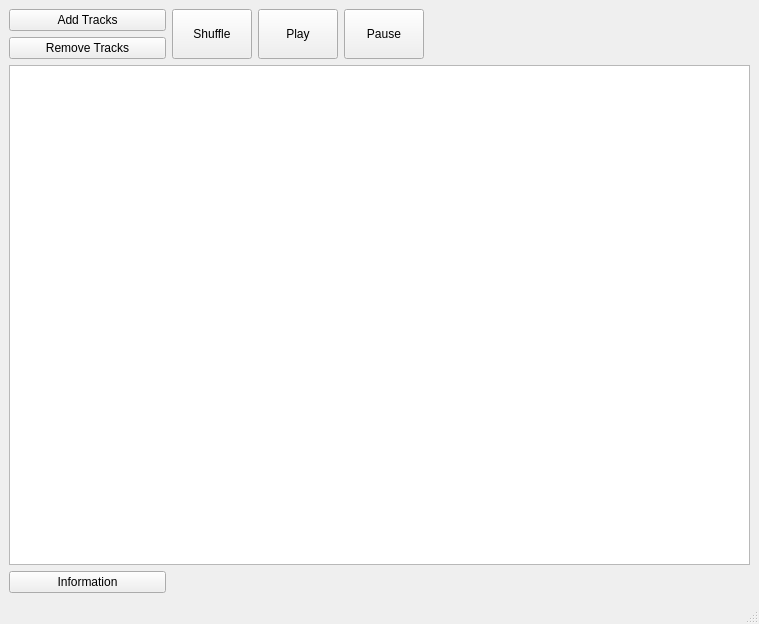
Ian2123/CS305-MusicPlayer, file mainwindow.ui: the form before one commit.
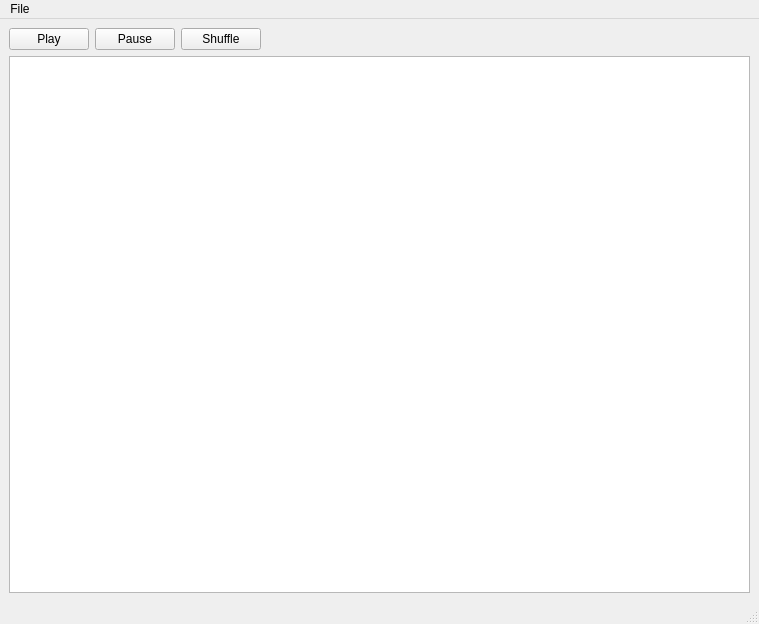
The form after the commit. Icons and pictures are not drawn.

```diff
--- a/mainwindow.ui
+++ b/mainwindow.ui
@@ -15,39 +15,11 @@
   </property>
   <widget class="QWidget" name="centralwidget">
    <layout class="QGridLayout" name="gridLayout_2">
+    <item row="1" column="0" colspan="4">
+     <widget class="QListWidget" name="tracklistWidget"/>
+    </item>
     <item row="0" column="0">
-     <layout class="QGridLayout" name="gridLayout_4">
-      <item row="0" column="0">
-       <widget class="QPushButton" name="addButton">
-        <property name="text">
-         <string>Add Tracks</string>
-        </property>
-       </widget>
-      </item>
-      <item row="1" column="0">
-       <widget class="QPushButton" name="remButton">
-        <property name="text">
-         <string>Remove Tracks</string>
-        </property>
-       </widget>
-      </item>
-     </layout>
-    </item>
-    <item row="0" column="1">
      <layout class="QHBoxLayout" name="horizontalLayout">
-      <item>
-       <widget class="QPushButton" name="shuffleButton">
-        <property name="sizePolicy">
-         <sizepolicy hsizetype="Minimum" vsizetype="Preferred">
-          <horstretch>0</horstretch>
-          <verstretch>0</verstretch>
-         </sizepolicy>
-        </property>
-        <property name="text">
-         <string>Shuffle</string>
-        </property>
-       </widget>
-      </item>
       <item>
        <widget class="QPushButton" name="playButton">
         <property name="sizePolicy">
@@ -74,18 +46,21 @@
         </property>
        </widget>
       </item>
+      <item>
+       <widget class="QPushButton" name="shuffleButton">
+        <property name="sizePolicy">
+         <sizepolicy hsizetype="Minimum" vsizetype="Preferred">
+          <horstretch>0</horstretch>
+          <verstretch>0</verstretch>
+         </sizepolicy>
+        </property>
+        <property name="text">
+         <string>Shuffle</string>
+        </property>
+       </widget>
+      </item>
      </layout>
     </item>
-    <item row="1" column="0" colspan="4">
-     <widget class="QListWidget" name="tracklistWidget"/>
-    </item>
-    <item row="2" column="0">
-     <widget class="QPushButton" name="infoButton">
-      <property name="text">
-       <string>Information</string>
-      </property>
-     </widget>
-    </item>
    </layout>
   </widget>
   <widget class="QMenuBar" name="menubar">
@@ -97,8 +72,60 @@
      <height>21</height>
     </rect>
    </property>
+   <widget class="QMenu" name="menuTrack">
+    <property name="title">
+     <string>File</string>
+    </property>
+    <addaction name="actionAdd"/>
+    <addaction name="actionRemove"/>
+    <addaction name="actionOpen_Folder"/>
+    <addaction name="actionInfo"/>
+    <addaction name="actionExit"/>
+   </widget>
+   <addaction name="menuTrack"/>
   </widget>
   <widget class="QStatusBar" name="statusbar"/>
+  <action name="actionAdd">
+   <property name="icon">
+    <iconset resource="resource.qrc">
+     <normaloff>:/resources/img/add.png</normaloff>:/resources/img/add.png</iconset>
+   </property>
+   <property name="text">
+    <string>Add Track</string>
+   </property>
+  </action>
+  <action name="actionRemove">
+   <property name="icon">
+    <iconset resource="resource.qrc">
+     <normaloff>:/resources/img/remove.png</normaloff>:/resources/img/remove.png</iconset>
+   </property>
+   <property name="text">
+    <string>Remove Track</string>
+   </property>
+  </action>
+  <action name="actionExit">
+   <property name="text">
+    <string>Exit</string>
+   </property>
+  </action>
+  <action name="actionOpen_Folder">
+   <property name="icon">
+    <iconset resource="resource.qrc">
+     <normaloff>:/resources/img/openFile.png</normaloff>:/resources/img/openFile.png</iconset>
+   </property>
+   <property name="text">
+    <string>Open Folder</string>
+   </property>
+  </action>
+  <action name="actionInfo">
+   <property name="icon">
+    <iconset resource="resource.qrc">
+     <normaloff>:/resources/img/info.png</normaloff>:/resources/img/info.png</iconset>
+   </property>
+   <property name="text">
+    <string>Info</string>
+   </property>
+  </action>
  </widget>
  <resources/>
  <connections/>
```
Left out of the diff: 4 changed lines with no effect on the pictures.
